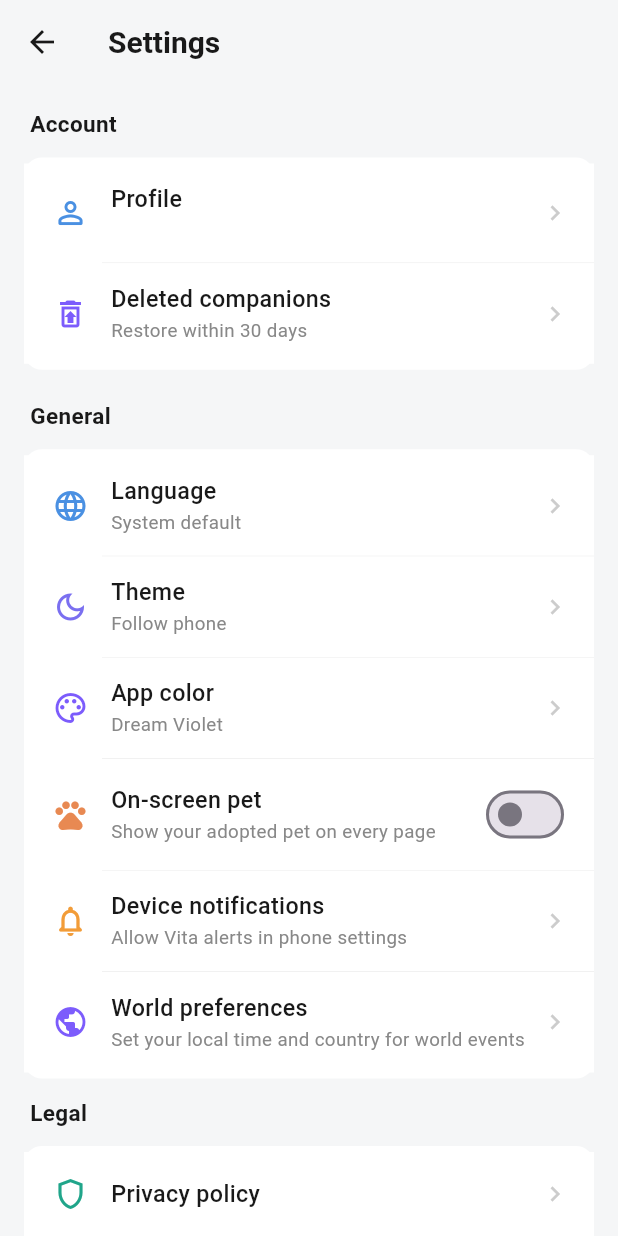
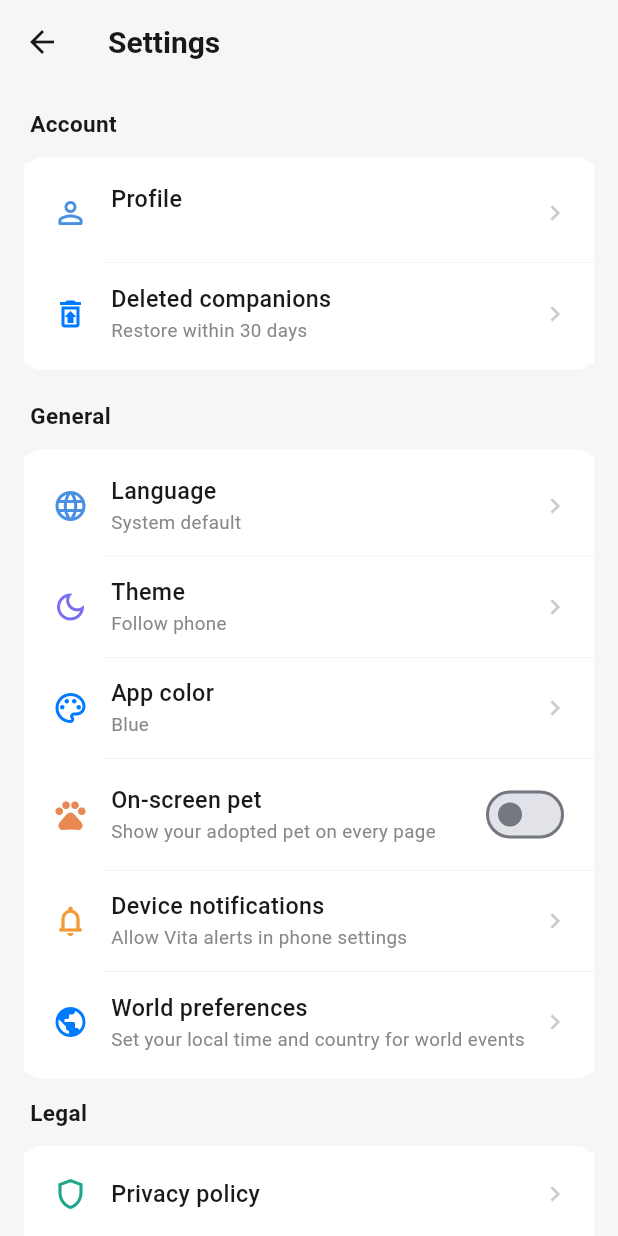
Before and after one commit to dylanXM/Vita, a Flutter app: the SettingsPage screen opened directly, on a phone screen of 412 x 824 dp. Run offline on Flutter 3.47's test engine with Material 3 defaults, Android fonts, the phone set to English and light mode, and no system bars; our stand-ins replace audioplayers, cached_network_image, country_picker, dio, file_picker, firebase_core and 11 more; missing offline and left inert: flame, liquid_glass_widgets, purchases_flutter, record; accounts and stored records are empty; network calls fail.

Commit message:
修改默认配色

```diff
--- a/app/lib/core/settings_controller.dart
+++ b/app/lib/core/settings_controller.dart
@@ -83,8 +83,8 @@ class VitaSettingsController extends GetxController {
   /// The theme mode applied to the app: explicit choice or [ThemeMode.system].
   ThemeMode get appliedThemeMode => themeMode.value ?? ThemeMode.system;
 
-  /// The brand color scheme applied to the app: explicit choice or violet.
-  VitaPalette get currentPalette => palette.value ?? VitaPalette.violet;
+  /// The brand color scheme applied to the app: explicit choice or blue.
+  VitaPalette get currentPalette => palette.value ?? VitaPalette.blue;
 
   void setThemeMode(ThemeMode? mode) {
     themeMode.value = mode;
--- a/app/lib/core/theme.dart
+++ b/app/lib/core/theme.dart
@@ -10,12 +10,12 @@ import 'package:flutter/material.dart';
 /// whole app automatically.
 ///
 /// The palette is carried on the [ThemeData] as a [VitaPaletteToken]
-/// extension, so widget tests that only provide `VitaTheme.light` (violet)
+/// extension, so widget tests that only provide `VitaTheme.light` (blue)
 /// keep working without registering a settings controller.
 
-/// Switchable brand color schemes. [VitaPalette.violet] is the default.
+/// Switchable brand color schemes. [VitaPalette.blue] is the default.
 enum VitaPalette {
-  /// Dream Violet — romantic, private (default).
+  /// Dream Violet — romantic, private.
   violet,
 
   /// Warm Coral — warm, waiting.
@@ -229,7 +229,7 @@ class VitaBrandColors {
   };
 
   static VitaBrandColors of(VitaPalette p) =>
-      _table[p] ?? _table[VitaPalette.violet]!;
+      _table[p] ?? _table[VitaPalette.blue]!;
 }
 
 /// Carries the active [VitaPalette] on [ThemeData] so `context.vita` can
@@ -274,7 +274,7 @@ class VitaThemeData {
     required this.brandGradient,
   });
 
-  /// Light palette for the default (violet) scheme. Kept as a const for
+  /// Light palette for the original violet scheme. Kept as a const for
   /// backward compatibility with existing tests and the app boot path.
   static const VitaThemeData light = VitaThemeData(
     brightness: Brightness.light,
@@ -304,7 +304,7 @@ class VitaThemeData {
     ),
   );
 
-  /// Dark palette for the default (violet) scheme.
+  /// Dark palette for the original violet scheme.
   static const VitaThemeData dark = VitaThemeData(
     brightness: Brightness.dark,
     green: Color(0xFF9D85FF),
@@ -440,7 +440,7 @@ class VitaThemeData {
   /// Tokens matching the current theme brightness and palette of [context].
   static VitaThemeData of(BuildContext context) {
     final ext = Theme.of(context).extension<VitaPaletteToken>();
-    final palette = ext?.palette ?? VitaPalette.violet;
+    final palette = ext?.palette ?? VitaPalette.blue;
     final brightness = Theme.of(context).brightness;
     return brightness == Brightness.dark
         ? VitaThemeData.darkFor(palette)
@@ -529,9 +529,9 @@ extension VitaTextStyle on VitaThemeData {
 class VitaTheme {
   VitaTheme._();
 
-  /// Default (violet) light theme — kept for the app boot path and tests.
-  static ThemeData get light => lightFor(VitaPalette.violet);
-  static ThemeData get dark => darkFor(VitaPalette.violet);
+  /// Default (blue) light theme — kept for the app boot path and tests.
+  static ThemeData get light => lightFor(VitaPalette.blue);
+  static ThemeData get dark => darkFor(VitaPalette.blue);
 
   /// Light [ThemeData] for an explicit [palette].
   static ThemeData lightFor(VitaPalette palette) =>
```
